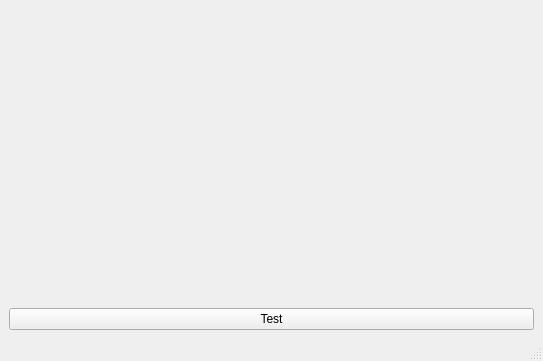
Before: the Qt Designer form JoySim/main_window.ui in iamkevinzhao/JoySim, drawn with Qt 5.
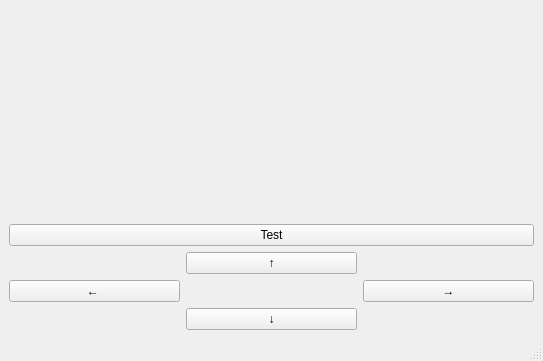
After: the same form once the commit is applied.

What changed in the file:
```diff
--- a/JoySim/main_window.ui
+++ b/JoySim/main_window.ui
@@ -39,6 +39,103 @@
       </property>
      </widget>
     </item>
+    <item row="2" column="0">
+     <layout class="QGridLayout" name="gridLayout_2">
+      <item row="1" column="0">
+       <widget class="QPushButton" name="LeftPushButton">
+        <property name="text">
+         <string>← </string>
+        </property>
+       </widget>
+      </item>
+      <item row="0" column="1">
+       <widget class="QPushButton" name="UpPushButton">
+        <property name="text">
+         <string>↑</string>
+        </property>
+       </widget>
+      </item>
+      <item row="0" column="2">
+       <spacer name="horizontalSpacer_2">
+        <property name="orientation">
+         <enum>Qt::Horizontal</enum>
+        </property>
+        <property name="sizeHint" stdset="0">
+         <size>
+          <width>40</width>
+          <height>20</height>
+         </size>
+        </property>
+       </spacer>
+      </item>
+      <item row="1" column="2">
+       <widget class="QPushButton" name="RightPushButton">
+        <property name="text">
+         <string>→</string>
+        </property>
+       </widget>
+      </item>
+      <item row="0" column="0">
+       <spacer name="horizontalSpacer">
+        <property name="orientation">
+         <enum>Qt::Horizontal</enum>
+        </property>
+        <property name="sizeHint" stdset="0">
+         <size>
+          <width>40</width>
+          <height>20</height>
+         </size>
+        </property>
+       </spacer>
+      </item>
+      <item row="1" column="1">
+       <spacer name="horizontalSpacer_3">
+        <property name="orientation">
+         <enum>Qt::Horizontal</enum>
+        </property>
+        <property name="sizeHint" stdset="0">
+         <size>
+          <width>40</width>
+          <height>20</height>
+         </size>
+        </property>
+       </spacer>
+      </item>
+      <item row="2" column="1">
+       <widget class="QPushButton" name="DownPushButton">
+        <property name="text">
+         <string>↓</string>
+        </property>
+       </widget>
+      </item>
+      <item row="2" column="0">
+       <spacer name="horizontalSpacer_4">
+        <property name="orientation">
+         <enum>Qt::Horizontal</enum>
+        </property>
+        <property name="sizeHint" stdset="0">
+         <size>
+          <width>40</width>
+          <height>20</height>
+         </size>
+        </property>
+       </spacer>
+      </item>
+      <item row="2" column="2">
+       <spacer name="horizontalSpacer_5">
+        <property name="orientation">
+         <enum>Qt::Horizontal</enum>
+        </property>
+        <property name="sizeHint" stdset="0">
+         <size>
+          <width>40</width>
+          <height>20</height>
+         </size>
+        </property>
+       </spacer>
+      </item>
+     </layout>
+    </item>
    </layout>
   </widget>
   <widget class="QMenuBar" name="menubar">
```
